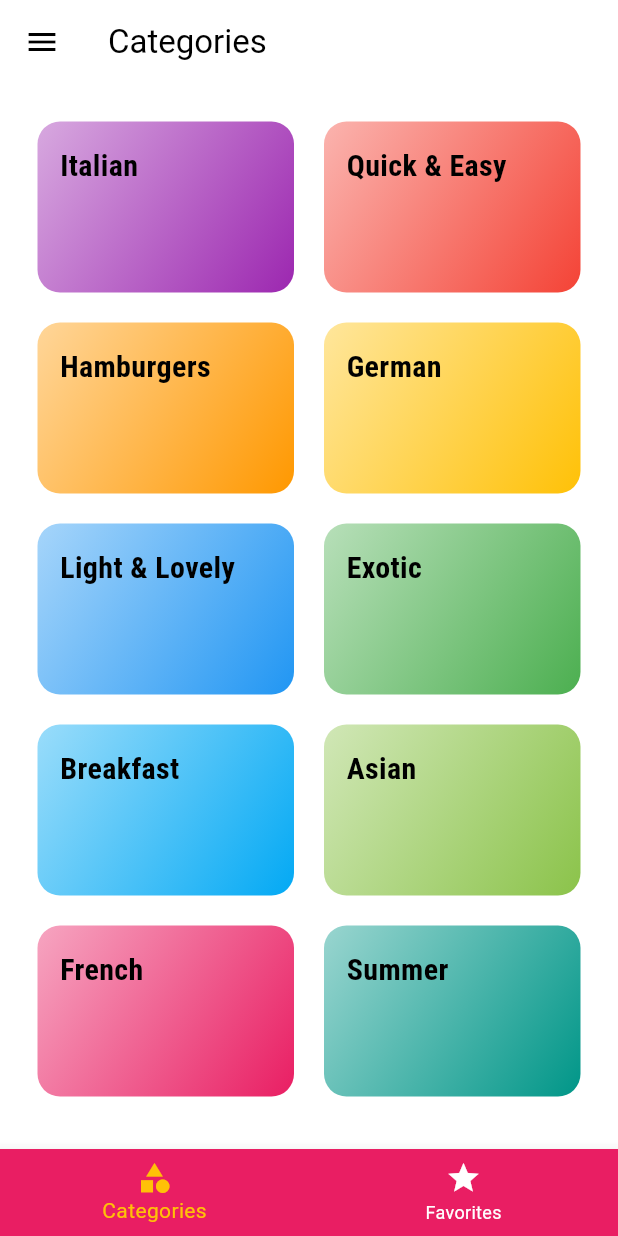
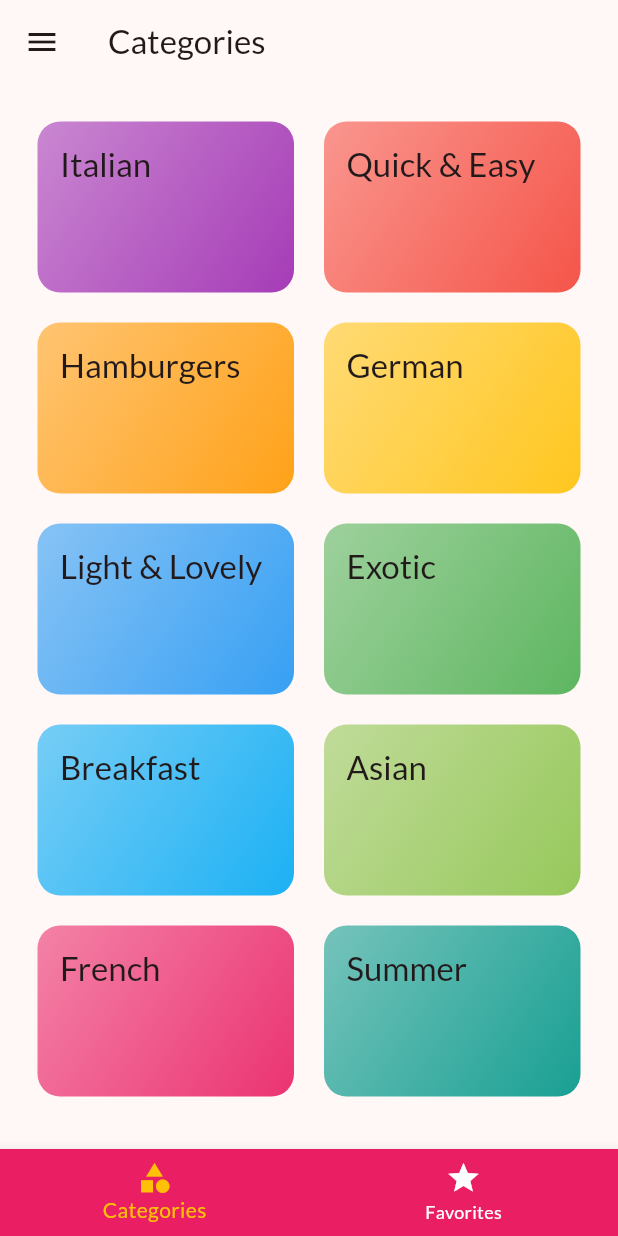
Before and after one commit to A7med3laa2001/meal_app, a Flutter app: the screen it shows after launch, on a phone screen of 412 x 824 dp. Run offline on Flutter 3.47's test engine with Material 3 defaults, Android fonts, the phone set to English and light mode, and no system bars; our stand-ins replace google_fonts.

```diff
--- a/lib/Data/dummy_data.dart
+++ b/lib/Data/dummy_data.dart
@@ -3,7 +3,7 @@ import 'package:flutter/material.dart';
 import '../Models/Category.dart';
 import '../Models/Meal.dart';
 
-const List<Category> DUMMY_CATEGORIES = [
+const List<Category> availableCategories = [
   Category(
     id: 'c1',
     title: 'Italian',
@@ -56,7 +56,7 @@ const List<Category> DUMMY_CATEGORIES = [
   ),
 ];
 
-const DUMMY_MEALS = [
+const dummyMeals = [
   Meal(
     id: 'm1',
     categories: [
@@ -64,8 +64,8 @@ const DUMMY_MEALS = [
       'c2',
     ],
     title: 'Spaghetti with Tomato Sauce',
-    affordability: Affordability.Affordable,
-    complexity: Complexity.Simple,
+    affordability: Affordability.affordable,
+    complexity: Complexity.simple,
     imageUrl:
         'https://upload.wikimedia.org/wikipedia/commons/thumb/2/20/Spaghetti_Bolognese_mit_Parmesan_oder_Grana_Padano.jpg/800px-Spaghetti_Bolognese_mit_Parmesan_oder_Grana_Padano.jpg',
     duration: 20,
@@ -97,8 +97,8 @@ const DUMMY_MEALS = [
       'c2',
     ],
     title: 'Toast Hawaii',
-    affordability: Affordability.Affordable,
-    complexity: Complexity.Simple,
+    affordability: Affordability.affordable,
+    complexity: Complexity.simple,
     imageUrl:
         'https://cdn.pixabay.com/photo/2018/07/11/21/51/toast-3532016_1280.jpg',
     duration: 10,
@@ -126,8 +126,8 @@ const DUMMY_MEALS = [
       'c3',
     ],
     title: 'Classic Hamburger',
-    affordability: Affordability.Pricey,
-    complexity: Complexity.Simple,
+    affordability: Affordability.pricey,
+    complexity: Complexity.simple,
     imageUrl:
         'https://cdn.pixabay.com/photo/2014/10/23/18/05/burger-500054_1280.jpg',
     duration: 45,
@@ -157,7 +157,7 @@ const DUMMY_MEALS = [
       'c4',
     ],
     title: 'Wiener Schnitzel',
-    affordability: Affordability.Luxurious,
+    affordability: Affordability.luxurious,
     imageUrl:
         'https://cdn.pixabay.com/photo/2018/03/31/19/29/schnitzel-3279045_1280.jpg',
     duration: 60,
@@ -184,7 +184,7 @@ const DUMMY_MEALS = [
     isVegan: false,
     isVegetarian: false,
     isLactoseFree: false,
-    complexity: Complexity.Challeging,
+    complexity: Complexity.challenging,
   ),
   Meal(
     id: 'm5',
@@ -194,8 +194,8 @@ const DUMMY_MEALS = [
       'c10',
     ],
     title: 'Salad with Smoked Salmon',
-    affordability: Affordability.Luxurious,
-    complexity: Complexity.Simple,
+    affordability: Affordability.luxurious,
+    complexity: Complexity.simple,
     imageUrl:
         'https://cdn.pixabay.com/photo/2016/10/25/13/29/smoked-salmon-salad-1768890_1280.jpg',
     duration: 15,
@@ -229,8 +229,8 @@ const DUMMY_MEALS = [
       'c10',
     ],
     title: 'Delicious Orange Mousse',
-    affordability: Affordability.Affordable,
-    complexity: Complexity.Hard,
+    affordability: Affordability.affordable,
+    complexity: Complexity.hard,
     imageUrl:
         'https://cdn.pixabay.com/photo/2017/05/01/05/18/pastry-2274750_1280.jpg',
     duration: 240,
@@ -264,8 +264,8 @@ const DUMMY_MEALS = [
       'c7',
     ],
     title: 'Pancakes',
-    affordability: Affordability.Affordable,
-    complexity: Complexity.Simple,
+    affordability: Affordability.affordable,
+    complexity: Complexity.simple,
     imageUrl:
         'https://cdn.pixabay.com/photo/2018/07/10/21/23/pancake-3529653_1280.jpg',
     duration: 20,
@@ -295,8 +295,8 @@ const DUMMY_MEALS = [
       'c8',
     ],
     title: 'Creamy Indian Chicken Curry',
-    affordability: Affordability.Pricey,
-    complexity: Complexity.Challeging,
+    affordability: Affordability.pricey,
+    complexity: Complexity.challenging,
     imageUrl:
         'https://cdn.pixabay.com/photo/2018/06/18/16/05/indian-food-3482749_1280.jpg',
     duration: 35,
@@ -328,8 +328,8 @@ const DUMMY_MEALS = [
       'c9',
     ],
     title: 'Chocolate Souffle',
-    affordability: Affordability.Affordable,
-    complexity: Complexity.Hard,
+    affordability: Affordability.affordable,
+    complexity: Complexity.hard,
     imageUrl:
         'https://cdn.pixabay.com/photo/2014/08/07/21/07/souffle-412785_1280.jpg',
     duration: 45,
@@ -379,8 +379,8 @@ const DUMMY_MEALS = [
       'c10',
     ],
     title: 'Asparagus Salad with Cherry Tomatoes',
-    affordability: Affordability.Luxurious,
-    complexity: Complexity.Simple,
+    affordability: Affordability.luxurious,
+    complexity: Complexity.simple,
     imageUrl:
         'https://cdn.pixabay.com/photo/2018/04/09/18/26/asparagus-3304997_1280.jpg',
     duration: 30,
--- a/lib/Models/Meal.dart
+++ b/lib/Models/Meal.dart
@@ -1,14 +1,14 @@
 
 enum Complexity {
-  Simple,
-  Challeging,
-  Hard,
+  simple,
+  challenging,
+  hard,
 }
 
 enum Affordability {
-  Affordable,
-  Pricey,
-  Luxurious,
+  affordable,
+  pricey,
+  luxurious,
 }
 
 class Meal {
--- a/lib/Screens/Categorey_Screen.dart
+++ b/lib/Screens/Categorey_Screen.dart
@@ -16,11 +16,9 @@ class CategoriesScreen extends StatelessWidget {
             crossAxisSpacing: 20,
             mainAxisSpacing: 20,
           ),
-          children: DUMMY_CATEGORIES
+          children: availableCategories
               .map((catData) => CategoryItem(
-                    id: catData.id,
-                    title: catData.title,
-                    color: catData.color,
+                    category: catData,
                   ))
               .toList()),
     );
--- a/lib/Screens/Favourite_Screen.dart
+++ b/lib/Screens/Favourite_Screen.dart
@@ -12,7 +12,9 @@ class FavouriateScreen extends StatelessWidget {
     if (favoriteMeals.isEmpty) {
       return const Center(
         child: Text(
-            "You have not favorite meals yet - please add some!!"),
+            "You have not favorite meals yet - please add some!!",
+          style: TextStyle(fontSize: 16),
+        ),
       );
     }else{
       return ListView.builder(
--- a/lib/Screens/Meal_Details_Screen.dart
+++ b/lib/Screens/Meal_Details_Screen.dart
@@ -1,5 +1,5 @@
 import 'package:flutter/material.dart';
-import 'package:meal_app/Data/dummy_data.dart';
+ import 'package:meal_app/Data/dummy_data.dart';
 
 class MealDetailsScreen extends StatelessWidget {
   static const routeName = "Meals_Details";
@@ -14,7 +14,7 @@ class MealDetailsScreen extends StatelessWidget {
   @override
   Widget build(BuildContext context) {
     final mealId = ModalRoute.of(context)!.settings.arguments as String;
-    final selectedMeal = DUMMY_MEALS.firstWhere((meal) => meal.id == mealId);
+    final selectedMeal = dummyMeals.firstWhere((meal) => meal.id == mealId);
     return Scaffold(
       appBar: AppBar(
         title: Text(selectedMeal.title),
--- a/lib/Widgets/Category_Item.dart
+++ b/lib/Widgets/Category_Item.dart
@@ -1,22 +1,19 @@
-
 import 'package:flutter/material.dart';
 import 'package:meal_app/Screens/Category_Meals_Screen.dart';
 
+import '../Models/Category.dart';
+
 class CategoryItem extends StatelessWidget {
-  final String id;
-  final String title;
-  final Color color;
+  final Category category;
 
   const CategoryItem({
     super.key,
-    required this.id,
-    required this.title,
-    required this.color,
+    required this.category,
   });
 
   void selectCategory(BuildContext ctx) {
     Navigator.of(ctx).pushNamed(CategoryMealsScreen.routeName,
-        arguments: {'id': id, 'title': title});
+        arguments: {'id': category.id, 'title': category.title});
   }
 
   @override
@@ -28,17 +25,20 @@ class CategoryItem extends StatelessWidget {
       child: Container(
         padding: const EdgeInsets.all(15),
         decoration: BoxDecoration(
-            gradient: LinearGradient(
-                colors: [color.withOpacity(0.4), color],
-                begin: Alignment.topLeft,
-                end: Alignment.bottomRight),
-            borderRadius: BorderRadius.circular(15)),
+          gradient: LinearGradient(
+            colors: [
+              category.color.withOpacity(0.54),
+              category.color.withOpacity(0.9),
+            ],
+            begin: Alignment.topLeft,
+            end: Alignment.bottomRight,
+          ),
+          borderRadius: BorderRadius.circular(15),
+        ),
         child: Text(
-          title,
-          style: TextStyle(
-            fontSize: 20,
-            fontFamily: 'RobotoCondensed',
-            fontWeight: FontWeight.bold,
+          category.title,
+          style: Theme.of(context).textTheme.titleLarge!.copyWith(
+            color: Theme.of(context).colorScheme.onBackground,
           ),
         ),
       ),
--- a/lib/main.dart
+++ b/lib/main.dart
@@ -1,4 +1,5 @@
 import 'package:flutter/material.dart';
+import 'package:google_fonts/google_fonts.dart';
 import 'package:meal_app/Screens/Category_Meals_Screen.dart';
 import 'package:meal_app/Screens/Filters_Screen.dart';
 import 'package:meal_app/Screens/Meal_Details_Screen.dart';
@@ -17,55 +18,56 @@ class MyApp extends StatefulWidget {
 }
 
 class _MyAppState extends State<MyApp> {
-  Map<String , bool> _Filters = {
-    'gluten' : false,
-    'lactose' : false,
-    'vegan' : false,
-    'vegetarian' : false,
+  Map<String, bool> _filters = {
+    'gluten': false,
+    'lactose': false,
+    'vegan': false,
+    'vegetarian': false,
   };
 
-  List<Meal> _availableMeals = DUMMY_MEALS;
-  List<Meal> _favoriteMeals = [];
+  List<Meal> _availableMeals = dummyMeals;
+  final List<Meal> _favoriteMeals = [];
 
-
-   void _setFilters(Map<String , bool> _FiltersData) {
+  void _setFilters(Map<String, bool> _filtersData) {
     setState(() {
-      _Filters = _FiltersData;
-      _availableMeals = DUMMY_MEALS.where((meal) {
-        if (_Filters['gluten']! && !meal.isGlutenFree) {
-          return false;
-        };
-        if (_Filters['lactose']! && !meal.isLactoseFree) {
+      _filters = _filtersData;
+      _availableMeals = dummyMeals.where((meal) {
+        if (_filters['gluten']! && !meal.isGlutenFree) {
           return false;
         }
-        if (_Filters['vegan']! && !meal.isVegan) {
+        ;
+        if (_filters['lactose']! && !meal.isLactoseFree) {
           return false;
         }
-        if (_Filters['vegetarian']! && !meal.isVegetarian) {
+        if (_filters['vegan']! && !meal.isVegan) {
+          return false;
+        }
+        if (_filters['vegetarian']! && !meal.isVegetarian) {
           return false;
         }
         return true;
       }).toList();
     });
   }
-   void _toggleFavorite(String mealId){
-     final existingIndex = _favoriteMeals.indexWhere((meal) => meal.id == mealId );
 
-     if(existingIndex >= 0){
+  void _toggleFavorite(String mealId) {
+    final existingIndex =
+        _favoriteMeals.indexWhere((meal) => meal.id == mealId);
+
+    if (existingIndex >= 0) {
       setState(() {
         _favoriteMeals.removeAt(existingIndex);
       });
-     }else{
+    } else {
       setState(() {
-         _favoriteMeals.add(DUMMY_MEALS.firstWhere((meal) => meal.id == mealId));
+        _favoriteMeals.add(dummyMeals.firstWhere((meal) => meal.id == mealId));
       });
     }
   }
-   bool _isMealFavorite(String id){
-     return _favoriteMeals.any((meal) => meal.id == id );
+
+  bool _isMealFavorite(String id) {
+    return _favoriteMeals.any((meal) => meal.id == id);
   }
-
-
 
   @override
   Widget build(BuildContext context) {
@@ -73,15 +75,21 @@ class _MyAppState extends State<MyApp> {
       debugShowCheckedModeBanner: false,
       title: 'Flutter Demo',
       theme: ThemeData(
-        colorScheme: ColorScheme.fromSwatch(primarySwatch: Colors.pink).copyWith(secondary: Colors.amber),
-            canvasColor: const Color.fromRGBO(255, 254, 229, 1),
+        colorScheme: ColorScheme.fromSeed(
+          seedColor: const Color.fromARGB(255, 132, 0, 51),
+          brightness: Brightness.light,
+        ),
+        useMaterial3: true,
+        textTheme: GoogleFonts.latoTextTheme()
       ),
       routes: {
-        '/' : (context) => TabsScreen(_favoriteMeals),
-        CategoryMealsScreen.routeName: (context) => CategoryMealsScreen(_availableMeals),
-        MealDetailsScreen.routeName: (context) => MealDetailsScreen(_toggleFavorite,_isMealFavorite),
-        FilterScreen.routeName: (context) => FilterScreen( _setFilters , _Filters),
-
+        '/': (context) => TabsScreen(_favoriteMeals),
+        CategoryMealsScreen.routeName: (context) =>
+            CategoryMealsScreen(_availableMeals),
+        MealDetailsScreen.routeName: (context) =>
+            MealDetailsScreen(_toggleFavorite, _isMealFavorite),
+        FilterScreen.routeName: (context) =>
+            FilterScreen(_setFilters, _filters),
       },
     );
   }
@@ -103,7 +111,6 @@ class _MyHomePageState extends State<MyHomePage> {
         appBar: AppBar(
           title: const Text("Meal App"),
         ),
-      body: null
-    );
+        body: null);
   }
 }
--- a/pubspec.yaml
+++ b/pubspec.yaml
@@ -36,6 +36,8 @@ dependencies:
   # The following adds the Cupertino Icons font to your application.
   # Use with the CupertinoIcons class for iOS style icons.
   cupertino_icons: ^1.0.2
+  google_fonts: ^6.1.0
+  transparent_image: ^2.0.1
 
 dev_dependencies:
   flutter_test:
```
Also changed, not shown: lib/Screens/Category_Meals_Screen.dart (+9 -9 lines), lib/Screens/Filters_Screen.dart (+5 -5 lines), lib/Widgets/Meal_Item.dart (+32 -19 lines), pubspec.lock, 1 other file. Lines whose indentation alone changed are shown as unchanged.
